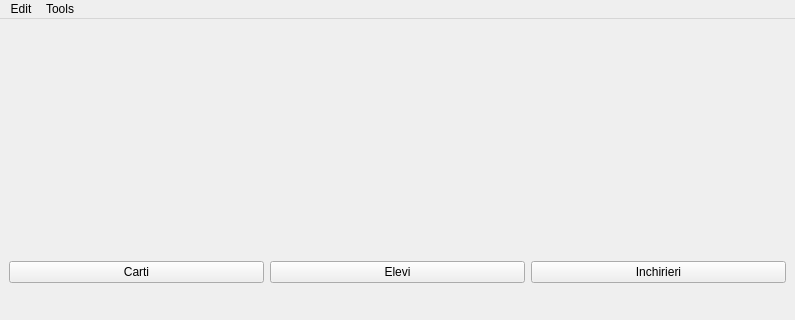
This is src/main/resources/base/UIs/main.ui in nan-dre/OLDI as Qt 5 draws it before an edit; both pictures show x 0 to 795 and y 0 to 320 of the 795 by 547 pixel window. The edited form follows.
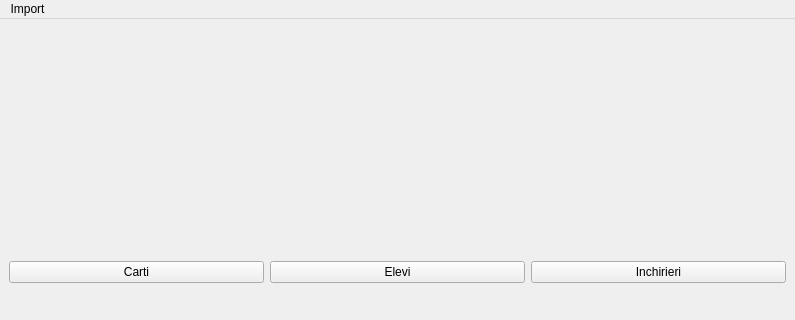
This is the edited form. Icons and pictures are not drawn.

```diff
--- a/src/main/resources/base/UIs/main.ui
+++ b/src/main/resources/base/UIs/main.ui
@@ -51,21 +51,14 @@
      <height>20</height>
     </rect>
    </property>
-   <widget class="QMenu" name="menuEdit">
+   <widget class="QMenu" name="menuImport">
     <property name="title">
-     <string>Edit</string>
+     <string>Import</string>
     </property>
     <addaction name="add_borrow"/>
     <addaction name="add_student"/>
    </widget>
-   <widget class="QMenu" name="menuTools">
-    <property name="title">
-     <string>Tools</string>
-    </property>
-    <addaction name="actionImport_Excel"/>
-   </widget>
-   <addaction name="menuEdit"/>
-   <addaction name="menuTools"/>
+   <addaction name="menuImport"/>
   </widget>
   <widget class="QStatusBar" name="statusbar"/>
   <action name="actionImport">
```
Left out of the diff: 34 changed lines with no effect on the pictures.
